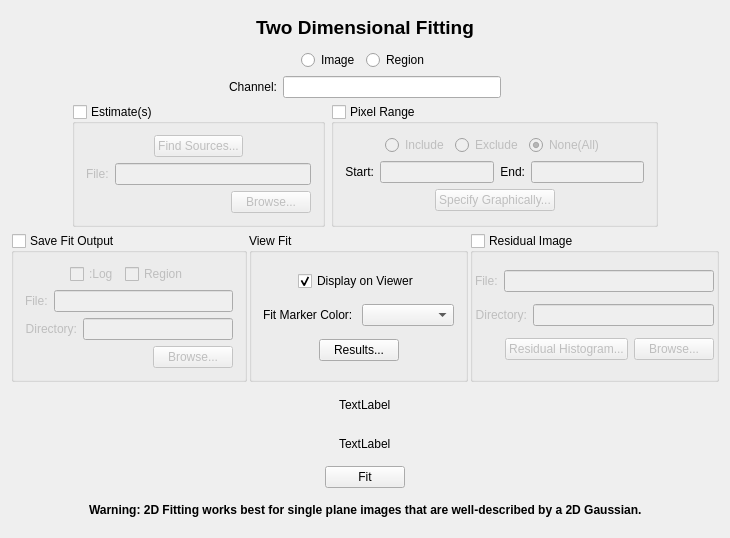
Before: the Qt Designer form code/display/Fit/Fit2DTool.ui in radio-astro/casa, drawn with Qt 5.
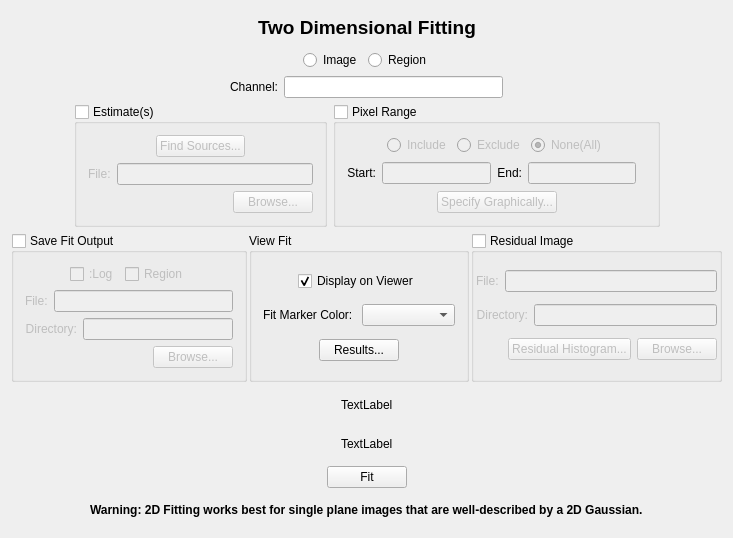
After: the same form once the commit is applied.

Patch:
```diff
--- a/code/display/Fit/Fit2DTool.ui
+++ b/code/display/Fit/Fit2DTool.ui
@@ -6,7 +6,7 @@
    <rect>
     <x>0</x>
     <y>0</y>
-    <width>730</width>
+    <width>733</width>
     <height>538</height>
    </rect>
   </property>
@@ -400,6 +400,13 @@
             </property>
            </widget>
           </item>
+          <item>
+           <widget class="QLabel" name="unitsLabel">
+            <property name="text">
+             <string> </string>
+            </property>
+           </widget>
+          </item>
          </layout>
         </item>
         <item>
```
